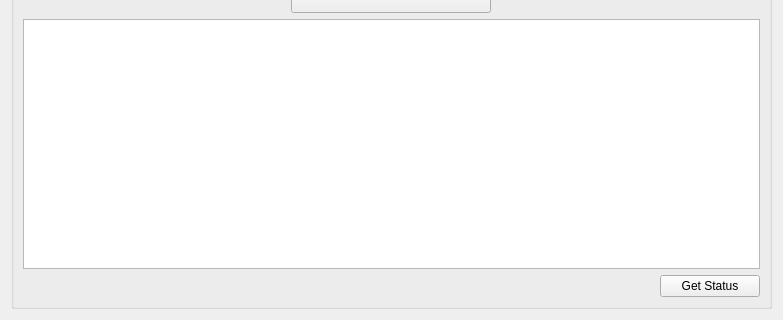
Qt form motorcontrol.ui (CMIDnavigation/Test) before a commit; both pictures show x 0 to 783 and y 246 to 566 of the 783 by 566 pixel window.
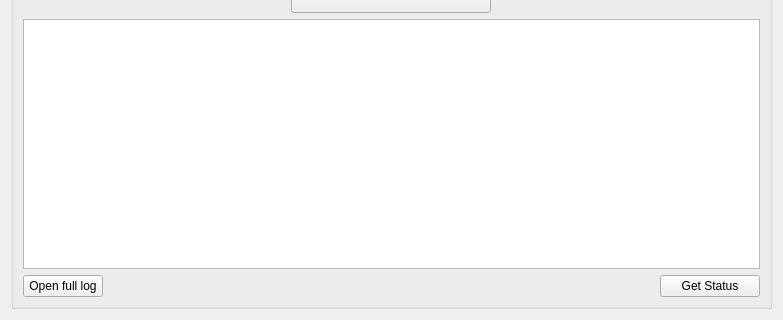
The same form after that commit.

Commit message: Log inside motor control class

Patch:
```diff
--- a/motorcontrol.ui
+++ b/motorcontrol.ui
@@ -306,6 +306,8 @@
        <widget class="QTextBrowser" name="textBrowser"/>
       </item>
       <item>
+       <layout class="QHBoxLayout" name="horizontalLayout_8">
+        <item>
        <widget class="QPushButton" name="btnGetStatus">
         <property name="minimumSize">
          <size>
@@ -323,6 +325,28 @@
          <string>Get Status</string>
         </property>
        </widget>
+        </item>
+        <item>
+         <spacer name="horizontalSpacer_6">
+          <property name="orientation">
+           <enum>Qt::Horizontal</enum>
+          </property>
+          <property name="sizeHint" stdset="0">
+           <size>
+            <width>40</width>
+            <height>20</height>
+           </size>
+          </property>
+         </spacer>
+        </item>
+        <item>
+         <widget class="QPushButton" name="btnOpenLog">
+          <property name="text">
+           <string>Open full log</string>
+          </property>
+         </widget>
+        </item>
+       </layout>
       </item>
      </layout>
     </widget>
```
Left out of the diff: 2 changed lines with no effect on the pictures. Lines whose indentation alone changed are shown as unchanged. The commit also changes 3 other files.
